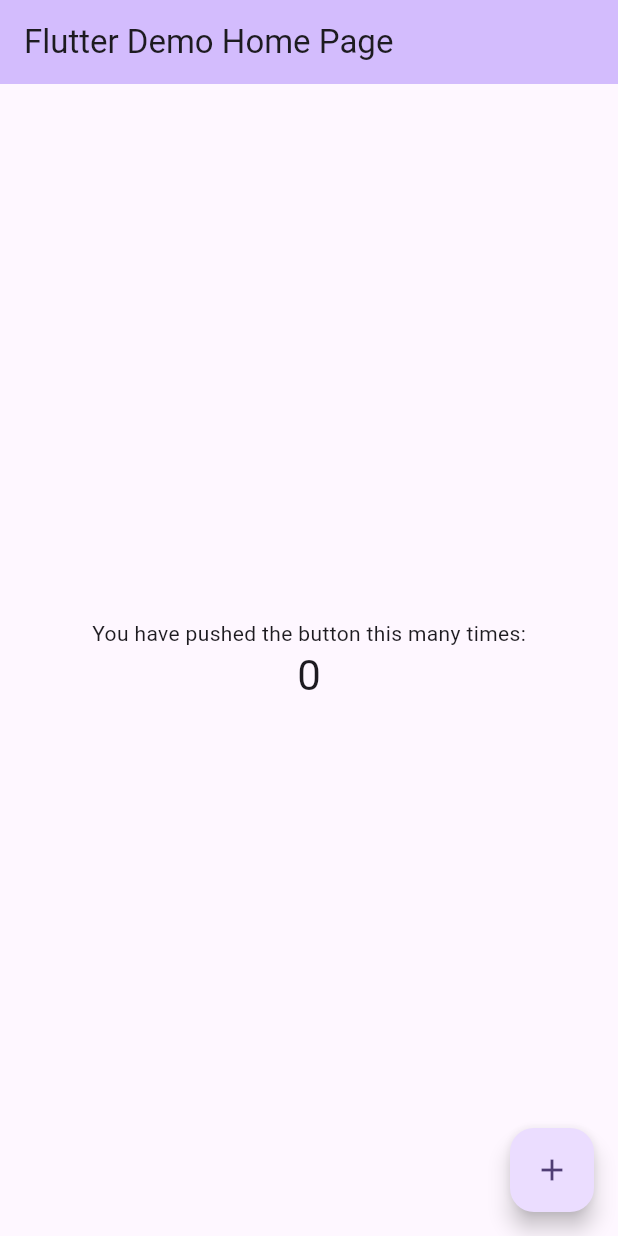
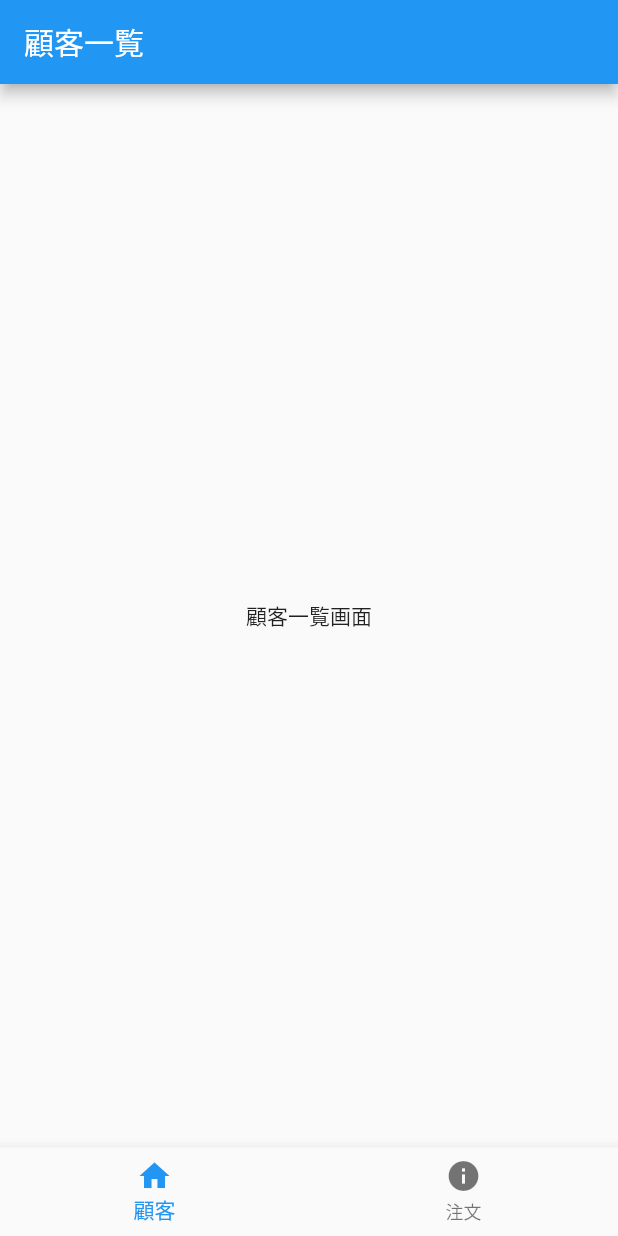
Before and after one commit to marokoro7636/CustomerManagement, a Flutter app: the screen it shows after launch, on a phone screen of 412 x 824 dp. Run offline on Flutter 3.47's test engine with Material 2 defaults, Android fonts, the phone set to English and light mode, and no system bars; our stand-ins replace hooks_riverpod.

Commit message:
Make screen with BottomNavigationBar

```diff
--- a/lib/main.dart
+++ b/lib/main.dart
@@ -1,125 +1,8 @@
 import 'package:flutter/material.dart';
+import 'package:hooks_riverpod/hooks_riverpod.dart';
+
+import 'ui/app.dart';
 
 void main() {
-  runApp(const MyApp());
+  runApp(const ProviderScope(child: CustomerManagementApp()));
 }
-
-class MyApp extends StatelessWidget {
-  const MyApp({super.key});
-
-  // This widget is the root of your application.
-  @override
-  Widget build(BuildContext context) {
-    return MaterialApp(
-      title: 'Flutter Demo',
-      theme: ThemeData(
-        // This is the theme of your application.
-        //
-        // TRY THIS: Try running your application with "flutter run". You'll see
-        // the application has a blue toolbar. Then, without quitting the app,
-        // try changing the seedColor in the colorScheme below to Colors.green
-        // and then invoke "hot reload" (save your changes or press the "hot
-        // reload" button in a Flutter-supported IDE, or press "r" if you used
-        // the command line to start the app).
-        //
-        // Notice that the counter didn't reset back to zero; the application
-        // state is not lost during the reload. To reset the state, use hot
-        // restart instead.
-        //
-        // This works for code too, not just values: Most code changes can be
-        // tested with just a hot reload.
-        colorScheme: ColorScheme.fromSeed(seedColor: Colors.deepPurple),
-        useMaterial3: true,
-      ),
-      home: const MyHomePage(title: 'Flutter Demo Home Page'),
-    );
-  }
-}
-
-class MyHomePage extends StatefulWidget {
-  const MyHomePage({super.key, required this.title});
-
-  // This widget is the home page of your application. It is stateful, meaning
-  // that it has a State object (defined below) that contains fields that affect
-  // how it looks.
-
-  // This class is the configuration for the state. It holds the values (in this
-  // case the title) provided by the parent (in this case the App widget) and
-  // used by the build method of the State. Fields in a Widget subclass are
-  // always marked "final".
-
-  final String title;
-
-  @override
-  State<MyHomePage> createState() => _MyHomePageState();
-}
-
-class _MyHomePageState extends State<MyHomePage> {
-  int _counter = 0;
-
-  void _incrementCounter() {
-    setState(() {
-      // This call to setState tells the Flutter framework that something has
-      // changed in this State, which causes it to rerun the build method below
-      // so that the display can reflect the updated values. If we changed
-      // _counter without calling setState(), then the build method would not be
-      // called again, and so nothing would appear to happen.
-      _counter++;
-    });
-  }
-
-  @override
-  Widget build(BuildContext context) {
-    // This method is rerun every time setState is called, for instance as done
-    // by the _incrementCounter method above.
-    //
-    // The Flutter framework has been optimized to make rerunning build methods
-    // fast, so that you can just rebuild anything that needs updating rather
-    // than having to individually change instances of widgets.
-    return Scaffold(
-      appBar: AppBar(
-        // TRY THIS: Try changing the color here to a specific color (to
-        // Colors.amber, perhaps?) and trigger a hot reload to see the AppBar
-        // change color while the other colors stay the same.
-        backgroundColor: Theme.of(context).colorScheme.inversePrimary,
-        // Here we take the value from the MyHomePage object that was created by
-        // the App.build method, and use it to set our appbar title.
-        title: Text(widget.title),
-      ),
-      body: Center(
-        // Center is a layout widget. It takes a single child and positions it
-        // in the middle of the parent.
-        child: Column(
-          // Column is also a layout widget. It takes a list of children and
-          // arranges them vertically. By default, it sizes itself to fit its
-          // children horizontally, and tries to be as tall as its parent.
-          //
-          // Column has various properties to control how it sizes itself and
-          // how it positions its children. Here we use mainAxisAlignment to
-          // center the children vertically; the main axis here is the vertical
-          // axis because Columns are vertical (the cross axis would be
-          // horizontal).
-          //
-          // TRY THIS: Invoke "debug painting" (choose the "Toggle Debug Paint"
-          // action in the IDE, or press "p" in the console), to see the
-          // wireframe for each widget.
-          mainAxisAlignment: MainAxisAlignment.center,
-          children: <Widget>[
-            const Text(
-              'You have pushed the button this many times:',
-            ),
-            Text(
-              '$_counter',
-              style: Theme.of(context).textTheme.headlineMedium,
-            ),
-          ],
-        ),
-      ),
-      floatingActionButton: FloatingActionButton(
-        onPressed: _incrementCounter,
-        tooltip: 'Increment',
-        child: const Icon(Icons.add),
-      ), // This trailing comma makes auto-formatting nicer for build methods.
-    );
-  }
-}
--- /dev/null
+++ b/lib/ui/app.dart
@@ -0,0 +1,21 @@
+import 'package:flutter/material.dart';
+import 'package:hooks_riverpod/hooks_riverpod.dart';
+
+import 'base/base_screen.dart';
+
+
+class CustomerManagementApp extends HookConsumerWidget {
+  const CustomerManagementApp({Key? key}) : super(key: key);
+
+  // This widget is the root of your application.
+  @override
+  Widget build(BuildContext context, WidgetRef ref) {
+    return MaterialApp(
+      title: 'CustomerManagement',
+      theme: ThemeData(
+        primarySwatch: Colors.blue,
+      ),
+      home: BaseScreen(),
+    );
+  }
+}
--- /dev/null
+++ b/lib/ui/base/base_screen.dart
@@ -0,0 +1,39 @@
+import 'package:flutter/material.dart';
+import 'package:hooks_riverpod/hooks_riverpod.dart';
+
+import 'package:customer_management/ui/customer/customer_screen.dart';
+import 'package:customer_management/ui/order/order_screen.dart';
+
+final baseStateProvider = StateProvider<PageType>((ref) => PageType.customer);
+
+enum PageType { customer, order }
+
+class BaseScreen extends HookConsumerWidget {
+  BaseScreen({Key? key}) : super(key: key);
+
+  final screens = [
+    const CustomerScreen(),
+    const OrderScreen(),
+  ];
+
+  @override
+  Widget build(BuildContext context, WidgetRef ref) {
+    final pageType = ref.watch(baseStateProvider);
+    final viewModel = ref.watch(baseStateProvider.notifier);
+
+    return Scaffold(
+      body: screens[pageType.index],
+      bottomNavigationBar: BottomNavigationBar(
+        items: const [
+          BottomNavigationBarItem(icon: Icon(Icons.home), label: '顧客'),
+          BottomNavigationBarItem(icon: Icon(Icons.info), label: '注文'),
+        ],
+        currentIndex: pageType.index,
+        onTap: (index) {
+          viewModel.update((state) => PageType.values[index]);
+        },
+        type: BottomNavigationBarType.fixed,
+      ),
+    );
+  }
+}
--- /dev/null
+++ b/lib/ui/customer/customer_screen.dart
@@ -0,0 +1,18 @@
+import 'package:flutter/material.dart';
+import 'package:hooks_riverpod/hooks_riverpod.dart';
+
+class CustomerScreen extends HookConsumerWidget {
+  const CustomerScreen({Key? key}) : super(key: key);
+
+  @override
+  Widget build(BuildContext context, WidgetRef ref) {
+    return Scaffold(
+      appBar: AppBar(
+        title: const Text('顧客一覧'),
+      ),
+      body: const Center(
+        child: Text('顧客一覧画面'),
+      ),
+    );
+  }
+}
--- /dev/null
+++ b/lib/ui/order/order_screen.dart
@@ -0,0 +1,18 @@
+import 'package:flutter/material.dart';
+import 'package:hooks_riverpod/hooks_riverpod.dart';
+
+class OrderScreen extends HookConsumerWidget {
+  const OrderScreen({Key? key}) : super(key: key);
+
+  @override
+  Widget build(BuildContext context, WidgetRef ref) {
+    return Scaffold(
+      appBar: AppBar(
+        title: const Text('注文一覧'),
+      ),
+      body: const Center(
+        child: Text('注文一覧画面'),
+      ),
+    );
+  }
+}
--- a/pubspec.yaml
+++ b/pubspec.yaml
@@ -30,7 +30,8 @@ environment:
 dependencies:
   flutter:
     sdk: flutter
-
+  flutter_hooks: ^0.18.0
+  hooks_riverpod: ^2.1.1
 
   # The following adds the Cupertino Icons font to your application.
   # Use with the CupertinoIcons class for iOS style icons.
```
Also changed, not shown: pubspec.lock, 1 other file.
